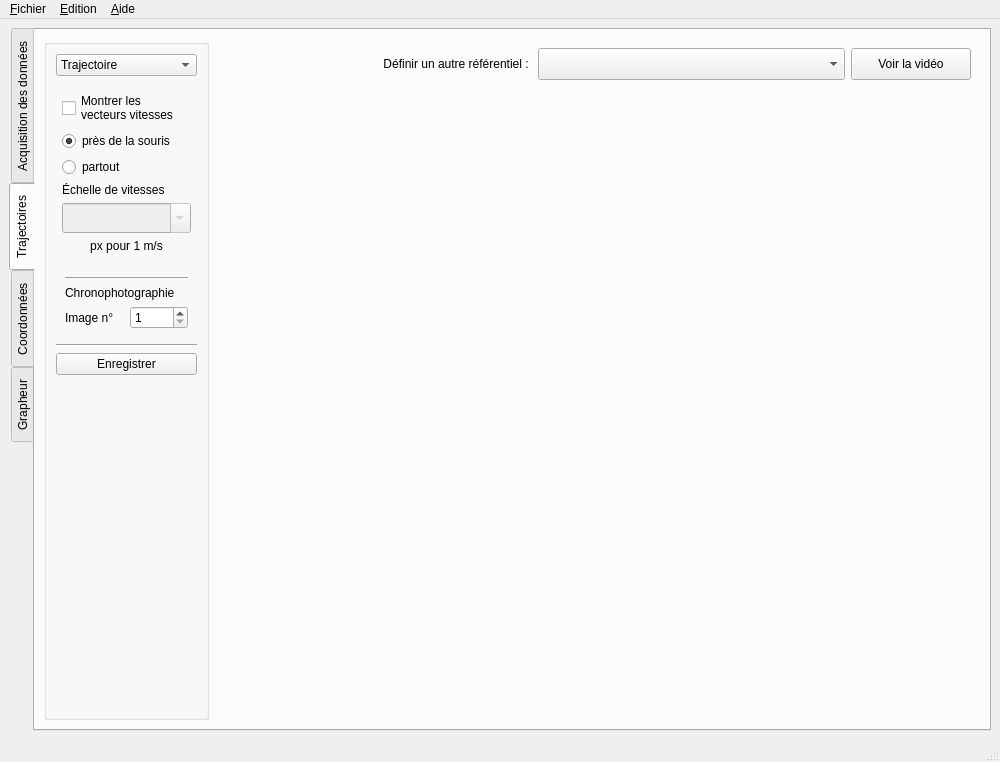
Qt form src/pymecavideo_mini_layout.ui (rene-d/pymecavideo) before a commit.
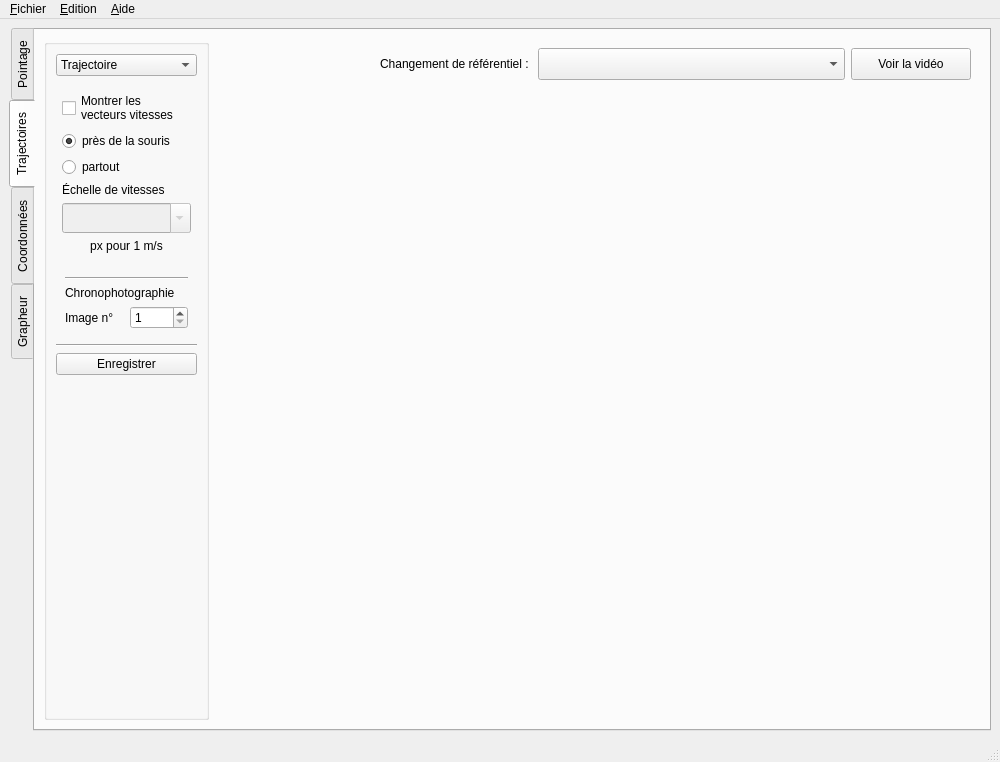
The same form after that commit. The open tabs and pages were chosen to show the change. Icons and pictures are not drawn. Custom widgets are drawn as their Qt base class.

Patch:
```diff
--- a/src/pymecavideo_mini_layout.ui
+++ b/src/pymecavideo_mini_layout.ui
@@ -99,7 +99,7 @@
         </sizepolicy>
        </property>
        <attribute name="title">
-        <string>Acquisition des données</string>
+        <string>Pointage</string>
        </attribute>
        <layout class="QHBoxLayout" name="horizontalLayout_6">
         <item>
@@ -957,7 +957,7 @@
              <item>
               <widget class="QLabel" name="label_8">
                <property name="text">
-                <string>Définir un autre référentiel : </string>
+                <string>Changement de référentiel : </string>
                </property>
                <property name="alignment">
                 <set>Qt::AlignRight|Qt::AlignTrailing|Qt::AlignVCenter</set>
```
